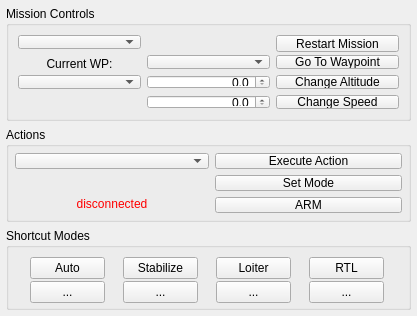
ArduPilot/apm_planner, file src/ui/uas/UASActionsWidget.ui: the form before one commit.
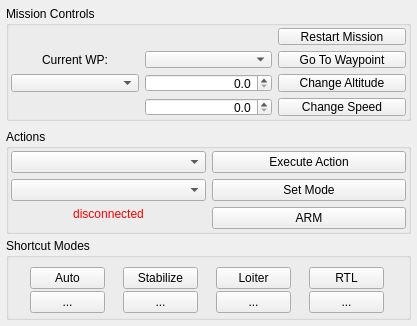
The form after the commit.

Commit message: Action Widget: Fixes to layout to move mode drop down

```diff
--- a/src/ui/uas/UASActionsWidget.ui
+++ b/src/ui/uas/UASActionsWidget.ui
@@ -47,6 +47,18 @@
       <string>Mission Controls</string>
      </property>
      <layout class="QHBoxLayout" name="horizontalLayout">
+      <property name="leftMargin">
+       <number>2</number>
+      </property>
+      <property name="topMargin">
+       <number>2</number>
+      </property>
+      <property name="rightMargin">
+       <number>2</number>
+      </property>
+      <property name="bottomMargin">
+       <number>2</number>
+      </property>
       <item>
        <layout class="QGridLayout" name="gridLayout">
         <property name="sizeConstraint">
@@ -93,7 +105,7 @@
           <property name="minimumSize">
            <size>
             <width>0</width>
-            <height>14</height>
+            <height>17</height>
            </size>
           </property>
           <property name="text">
@@ -116,7 +128,7 @@
           <property name="minimumSize">
            <size>
             <width>0</width>
-            <height>14</height>
+            <height>17</height>
            </size>
           </property>
           <property name="text">
@@ -139,7 +151,7 @@
           <property name="minimumSize">
            <size>
             <width>0</width>
-            <height>14</height>
+            <height>17</height>
            </size>
           </property>
           <property name="text">
@@ -147,22 +159,6 @@
           </property>
          </widget>
         </item>
-        <item row="0" column="0">
-         <widget class="QComboBox" name="modeComboBox">
-          <property name="sizePolicy">
-           <sizepolicy hsizetype="Preferred" vsizetype="Fixed">
-            <horstretch>0</horstretch>
-            <verstretch>0</verstretch>
-           </sizepolicy>
-          </property>
-          <property name="minimumSize">
-           <size>
-            <width>0</width>
-            <height>14</height>
-           </size>
-          </property>
-         </widget>
-        </item>
         <item row="1" column="0">
          <widget class="QLabel" name="currentWaypointLabel">
           <property name="minimumSize">
@@ -198,7 +194,7 @@
      <property name="minimumSize">
       <size>
        <width>0</width>
-       <height>95</height>
+       <height>105</height>
       </size>
      </property>
      <property name="maximumSize">
@@ -210,25 +206,30 @@
      <property name="title">
       <string>Actions</string>
      </property>
+     <layout class="QHBoxLayout" name="horizontalLayout_2">
+      <property name="leftMargin">
+       <number>2</number>
+      </property>
+      <property name="topMargin">
+       <number>2</number>
+      </property>
+      <property name="rightMargin">
+       <number>2</number>
+      </property>
+      <property name="bottomMargin">
+       <number>2</number>
+      </property>
+      <item>
      <layout class="QGridLayout" name="gridLayout_2">
-      <property name="leftMargin">
-       <number>6</number>
-      </property>
-      <property name="topMargin">
-       <number>6</number>
-      </property>
-      <property name="rightMargin">
-       <number>6</number>
-      </property>
-      <property name="bottomMargin">
-       <number>6</number>
-      </property>
-      <item row="2" column="2" colspan="2">
+        <item row="0" column="0">
+         <widget class="QComboBox" name="actionComboBox"/>
+        </item>
+        <item row="2" column="1">
        <widget class="QPushButton" name="armDisarmButton">
         <property name="minimumSize">
          <size>
           <width>0</width>
-          <height>0</height>
+            <height>17</height>
          </size>
         </property>
         <property name="maximumSize">
@@ -242,40 +243,18 @@
         </property>
        </widget>
       </item>
-      <item row="0" column="0" colspan="2">
-       <widget class="QComboBox" name="actionComboBox"/>
-      </item>
-      <item row="0" column="2" colspan="2">
-       <widget class="QPushButton" name="exeActionButton">
-        <property name="minimumSize">
-         <size>
-          <width>0</width>
-          <height>0</height>
-         </size>
-        </property>
-        <property name="maximumSize">
-         <size>
-          <width>16777215</width>
-          <height>30</height>
-         </size>
-        </property>
-        <property name="text">
-         <string>Execute Action</string>
-        </property>
-       </widget>
-      </item>
-      <item row="1" column="2" colspan="2">
+        <item row="1" column="1">
        <widget class="QPushButton" name="setModeButton">
         <property name="minimumSize">
          <size>
           <width>0</width>
-          <height>0</height>
+            <height>17</height>
          </size>
         </property>
         <property name="maximumSize">
          <size>
           <width>16777215</width>
-          <height>30</height>
+            <height>16777215</height>
          </size>
         </property>
         <property name="text">
@@ -283,7 +262,42 @@
         </property>
        </widget>
       </item>
-      <item row="2" column="0" colspan="2">
+        <item row="0" column="1">
+         <widget class="QPushButton" name="exeActionButton">
+          <property name="minimumSize">
+           <size>
+            <width>0</width>
+            <height>17</height>
+           </size>
+          </property>
+          <property name="maximumSize">
+           <size>
+            <width>16777215</width>
+            <height>30</height>
+           </size>
+          </property>
+          <property name="text">
+           <string>Execute Action</string>
+          </property>
+         </widget>
+        </item>
+        <item row="1" column="0">
+         <widget class="QComboBox" name="modeComboBox">
+          <property name="sizePolicy">
+           <sizepolicy hsizetype="Preferred" vsizetype="Fixed">
+            <horstretch>0</horstretch>
+            <verstretch>0</verstretch>
+           </sizepolicy>
+          </property>
+          <property name="minimumSize">
+           <size>
+            <width>0</width>
+            <height>0</height>
+           </size>
+          </property>
+         </widget>
+        </item>
+        <item row="2" column="0">
        <widget class="QLabel" name="armedStatuslabel">
         <property name="sizePolicy">
          <sizepolicy hsizetype="Preferred" vsizetype="Minimum">
@@ -309,6 +323,8 @@
          <set>Qt::AlignHCenter|Qt::AlignTop</set>
         </property>
        </widget>
+        </item>
+       </layout>
       </item>
      </layout>
     </widget>
```
Lines whose indentation alone changed are shown as unchanged.
